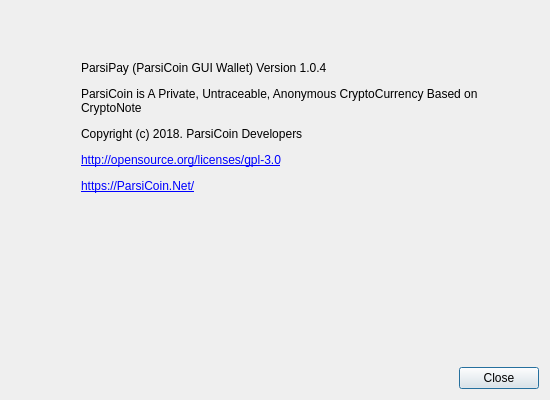
Old version of the form src/gui/ui/aboutdialog.ui in the repository ParsiCoin/parsipay.
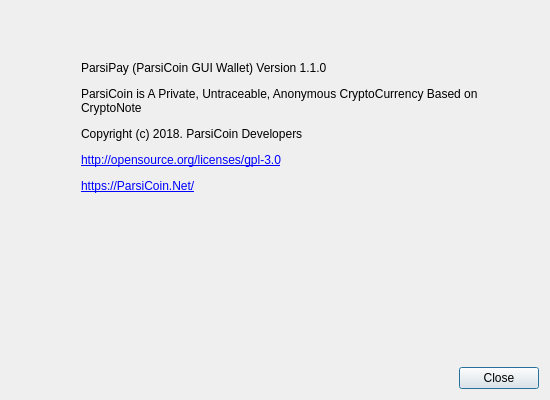
New version of the form. Icons and pictures are not drawn.

```diff
--- a/src/gui/ui/aboutdialog.ui
+++ b/src/gui/ui/aboutdialog.ui
@@ -98,7 +98,7 @@
         </size>
        </property>
        <property name="text">
-		<string>&lt;html&gt;&lt;head/&gt;&lt;body&gt;&lt;p&gt;ParsiPay (ParsiCoin GUI Wallet) Version 1.0.4&lt;/p&gt;&lt;p&gt;ParsiCoin is A Private, Untraceable, Anonymous CryptoCurrency Based on CryptoNote&lt;/p&gt;&lt;p&gt;Copyright (c) 2018. ParsiCoin Developers&lt;/p&gt;&lt;p&gt;&lt;a href=&quot;http://opensource.org/licenses/gpl-3.0&quot;&gt;&lt;span style=&quot; text-decoration: underline; color:#0000ff;&quot;&gt;http://opensource.org/licenses/gpl-3.0&lt;/span&gt;&lt;/a&gt;&lt;/p&gt;&lt;p&gt;&lt;a href=&quot;Https://ParsiCoin.Net/&quot;&gt;&lt;span style=&quot; text-decoration: underline; color:#0000ff;&quot;&gt;https://ParsiCoin.Net/&lt;/span&gt;&lt;/a&gt;&lt;/p&gt;&lt;/body&gt;&lt;/html&gt;</string>       </property>
+		<string>&lt;html&gt;&lt;head/&gt;&lt;body&gt;&lt;p&gt;ParsiPay (ParsiCoin GUI Wallet) Version 1.1.0&lt;/p&gt;&lt;p&gt;ParsiCoin is A Private, Untraceable, Anonymous CryptoCurrency Based on CryptoNote&lt;/p&gt;&lt;p&gt;Copyright (c) 2018. ParsiCoin Developers&lt;/p&gt;&lt;p&gt;&lt;a href=&quot;http://opensource.org/licenses/gpl-3.0&quot;&gt;&lt;span style=&quot; text-decoration: underline; color:#0000ff;&quot;&gt;http://opensource.org/licenses/gpl-3.0&lt;/span&gt;&lt;/a&gt;&lt;/p&gt;&lt;p&gt;&lt;a href=&quot;Https://ParsiCoin.Net/&quot;&gt;&lt;span style=&quot; text-decoration: underline; color:#0000ff;&quot;&gt;https://ParsiCoin.Net/&lt;/span&gt;&lt;/a&gt;&lt;/p&gt;&lt;/body&gt;&lt;/html&gt;</string>       </property>
        <property name="textFormat">
         <enum>Qt::RichText</enum>
        </property>
```
